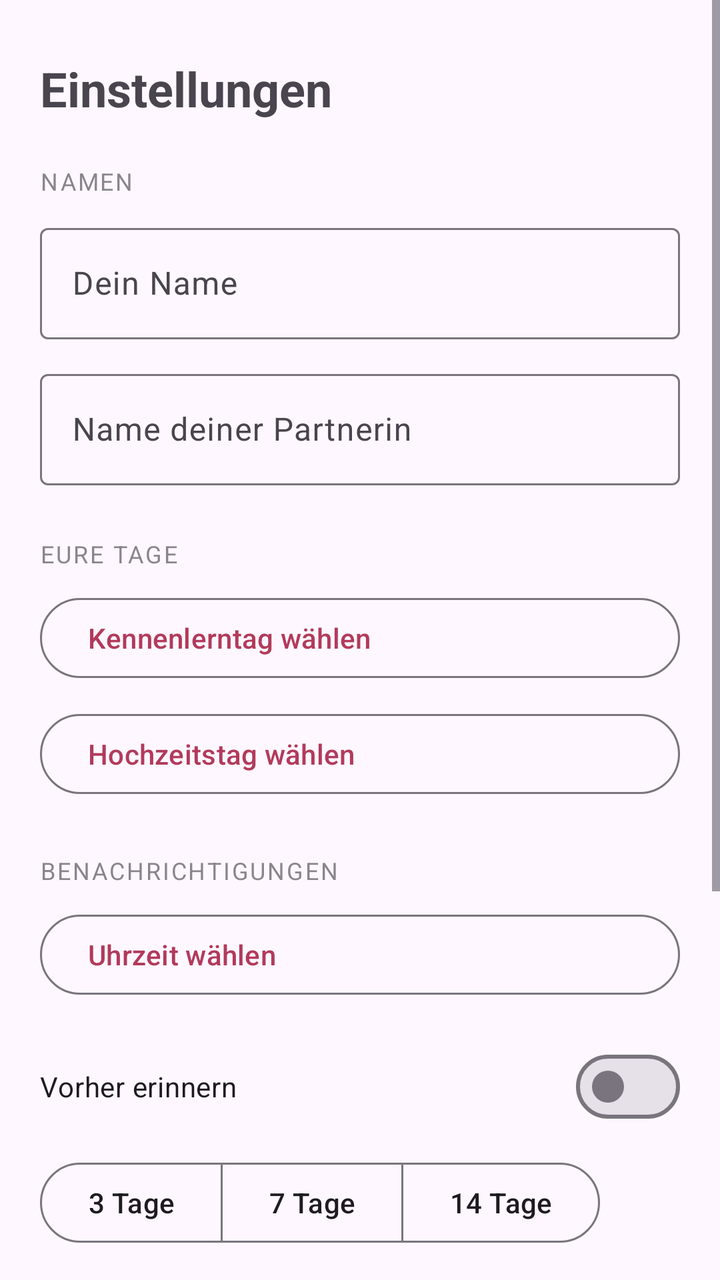
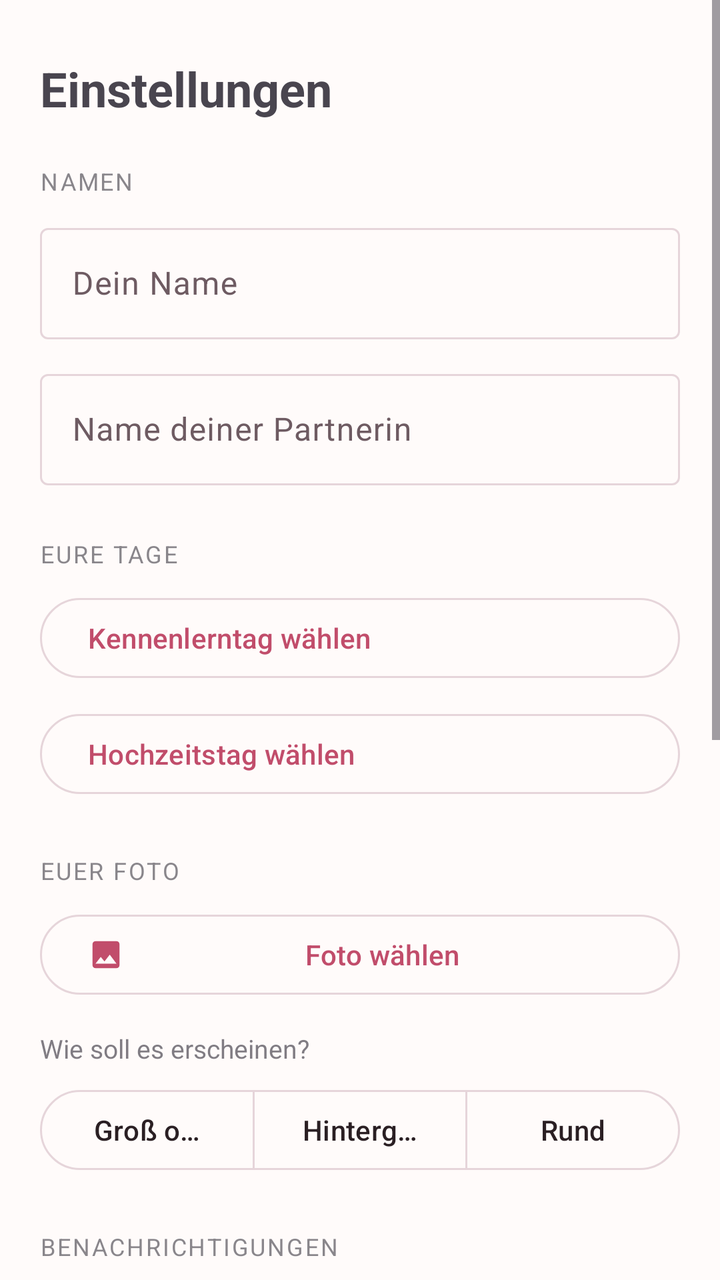

Two renders of the same Android screen: before a commit and after it. Below are the layout's source before the change and the commit's diff.
<!-- AndroidManifest.xml: application theme Theme.UnsereTage -->
<!-- res/layout/activity_settings.xml -->
<?xml version="1.0" encoding="utf-8"?>
<ScrollView xmlns:android="http://schemas.android.com/apk/res/android"
    xmlns:app="http://schemas.android.com/apk/res-auto"
    android:layout_width="match_parent"
    android:layout_height="match_parent"
    android:fillViewport="true">

    <LinearLayout
        android:layout_width="match_parent"
        android:layout_height="wrap_content"
        android:orientation="vertical"
        android:paddingStart="20dp"
        android:paddingEnd="20dp"
        android:paddingTop="28dp"
        android:paddingBottom="36dp">

        <TextView
            android:layout_width="match_parent"
            android:layout_height="wrap_content"
            android:textSize="24sp"
            android:textStyle="bold"
            android:text="Einstellungen" />

        <TextView
            android:layout_width="match_parent"
            android:layout_height="wrap_content"
            android:layout_marginTop="22dp"
            android:letterSpacing="0.08"
            android:textAllCaps="true"
            android:textSize="12sp"
            android:alpha="0.65"
            android:text="Namen" />

        <com.google.android.material.textfield.TextInputLayout
            style="@style/Widget.Material3.TextInputLayout.OutlinedBox"
            android:layout_width="match_parent"
            android:layout_height="wrap_content"
            android:layout_marginTop="10dp"
            android:hint="Dein Name">

            <com.google.android.material.textfield.TextInputEditText
                android:id="@+id/etNameSelf"
                android:layout_width="match_parent"
                android:layout_height="wrap_content"
                android:inputType="textPersonName|textCapWords"
                android:maxLines="1" />
        </com.google.android.material.textfield.TextInputLayout>

        <com.google.android.material.textfield.TextInputLayout
            style="@style/Widget.Material3.TextInputLayout.OutlinedBox"
            android:layout_width="match_parent"
            android:layout_height="wrap_content"
            android:layout_marginTop="12dp"
            android:hint="Name deiner Partnerin">

            <com.google.android.material.textfield.TextInputEditText
                android:id="@+id/etNamePartner"
                android:layout_width="match_parent"
                android:layout_height="wrap_content"
                android:inputType="textPersonName|textCapWords"
                android:maxLines="1" />
        </com.google.android.material.textfield.TextInputLayout>

        <TextView
            android:layout_width="match_parent"
            android:layout_height="wrap_content"
            android:layout_marginTop="26dp"
            android:letterSpacing="0.08"
            android:textAllCaps="true"
            android:textSize="12sp"
            android:alpha="0.65"
            android:text="Eure Tage" />

        <com.google.android.material.button.MaterialButton
            android:id="@+id/btnMeetDate"
            style="@style/Widget.Material3.Button.OutlinedButton"
            android:layout_width="match_parent"
            android:layout_height="wrap_content"
            android:layout_marginTop="10dp"
            android:gravity="start|center_vertical"
            android:text="Kennenlerntag wählen" />

        <com.google.android.material.button.MaterialButton
            android:id="@+id/btnWeddingDate"
            style="@style/Widget.Material3.Button.OutlinedButton"
            android:layout_width="match_parent"
            android:layout_height="wrap_content"
            android:layout_marginTop="10dp"
            android:gravity="start|center_vertical"
            android:text="Hochzeitstag wählen" />

        <TextView
            android:layout_width="match_parent"
            android:layout_height="wrap_content"
            android:layout_marginTop="26dp"
            android:letterSpacing="0.08"
            android:textAllCaps="true"
            android:textSize="12sp"
            android:alpha="0.65"
            android:text="Benachrichtigungen" />

        <com.google.android.material.button.MaterialButton
            android:id="@+id/btnTime"
            style="@style/Widget.Material3.Button.OutlinedButton"
            android:layout_width="match_parent"
            android:layout_height="wrap_content"
            android:layout_marginTop="10dp"
            android:gravity="start|center_vertical"
            android:text="Uhrzeit wählen" />

        <com.google.android.material.materialswitch.MaterialSwitch
            android:id="@+id/swPreWarn"
            android:layout_width="match_parent"
            android:layout_height="wrap_content"
            android:layout_marginTop="18dp"
            android:text="Vorher erinnern" />

        <com.google.android.material.button.MaterialButtonToggleGroup
            android:id="@+id/groupPreWarn"
            android:layout_width="wrap_content"
            android:layout_height="wrap_content"
            android:layout_marginTop="10dp"
            app:singleSelection="true"
            app:selectionRequired="true">

            <com.google.android.material.button.MaterialButton
                android:id="@+id/btnWarn3"
                style="?attr/materialButtonOutlinedStyle"
                android:layout_width="wrap_content"
                android:layout_height="wrap_content"
                android:text="3 Tage" />

            <com.google.android.material.button.MaterialButton
                android:id="@+id/btnWarn7"
                style="?attr/materialButtonOutlinedStyle"
                android:layout_width="wrap_content"
                android:layout_height="wrap_content"
                android:text="7 Tage" />

            <com.google.android.material.button.MaterialButton
                android:id="@+id/btnWarn14"
                style="?attr/materialButtonOutlinedStyle"
                android:layout_width="wrap_content"
                android:layout_height="wrap_content"
                android:text="14 Tage" />
        </com.google.android.material.button.MaterialButtonToggleGroup>

        <com.google.android.material.materialswitch.MaterialSwitch
            android:id="@+id/swMilestones"
            android:layout_width="match_parent"
            android:layout_height="wrap_content"
            android:layout_marginTop="18dp"
            android:text="Meilensteine (alle 1000 Tage)" />

        <com.google.android.material.materialswitch.MaterialSwitch
            android:id="@+id/swMonthly"
            android:layout_width="match_parent"
            android:layout_height="wrap_content"
            android:layout_marginTop="14dp"
            android:text="Monatsjubiläen" />

        <TextView
            android:id="@+id/tvExactHint"
            android:layout_width="match_parent"
            android:layout_height="wrap_content"
            android:layout_marginTop="18dp"
            android:textSize="13sp"
            android:alpha="0.65"
            android:lineSpacingExtra="2dp"
            android:visibility="gone" />

        <com.google.android.material.button.MaterialButton
            android:id="@+id/btnSave"
            android:layout_width="match_parent"
            android:layout_height="wrap_content"
            android:layout_marginTop="28dp"
            android:text="Speichern" />

        <com.google.android.material.button.MaterialButton
            android:id="@+id/btnTest"
            style="@style/Widget.Material3.Button.TextButton"
            android:layout_width="match_parent"
            android:layout_height="wrap_content"
            android:layout_marginTop="6dp"
            android:text="Testbenachrichtigung senden" />

    </LinearLayout>
</ScrollView>
<!-- resources referenced by this layout -->
<resources>
  <style name="Theme.UnsereTage" parent="Theme.Material3.DayNight.NoActionBar">
          <item name="colorPrimary">@color/rose</item>
          <item name="colorSecondary">@color/gold</item>
      </style>
  <color name="rose">#FFB23A5B</color>
  <color name="gold">#FFC08A3E</color>
</resources>

<!-- the commit's change to res/layout/activity_settings.xml (unified diff, before → after) -->
@@ -97,6 +97,100 @@
             android:textAllCaps="true"
             android:textSize="12sp"
             android:alpha="0.65"
+            android:text="Euer Foto" />
+
+        <LinearLayout
+            android:layout_width="match_parent"
+            android:layout_height="wrap_content"
+            android:layout_marginTop="10dp"
+            android:orientation="horizontal"
+            android:baselineAligned="false"
+            android:gravity="center_vertical">
+
+            <com.google.android.material.imageview.ShapeableImageView
+                android:id="@+id/ivPhotoPreview"
+                android:layout_width="64dp"
+                android:layout_height="64dp"
+                android:layout_marginEnd="14dp"
+                android:scaleType="centerCrop"
+                android:visibility="gone"
+                app:shapeAppearanceOverlay="@style/CircleImage"
+                android:contentDescription="Vorschau" />
+
+            <com.google.android.material.button.MaterialButton
+                android:id="@+id/btnPickPhoto"
+                style="@style/Widget.Material3.Button.OutlinedButton"
+                android:layout_width="0dp"
+                android:layout_weight="1"
+                android:layout_height="wrap_content"
+                app:icon="@drawable/ic_photo"
+                android:text="Foto wählen" />
+        </LinearLayout>
+
+        <TextView
+            android:layout_width="match_parent"
+            android:layout_height="wrap_content"
+            android:layout_marginTop="14dp"
+            android:textSize="13sp"
+            android:alpha="0.7"
+            android:text="Wie soll es erscheinen?" />
+
+        <com.google.android.material.button.MaterialButtonToggleGroup
+            android:id="@+id/groupPhotoStyle"
+            android:layout_width="match_parent"
+            android:layout_height="wrap_content"
+            android:layout_marginTop="8dp"
+            app:singleSelection="true"
+            app:selectionRequired="true">
+
+            <com.google.android.material.button.MaterialButton
+                android:id="@+id/btnStyleBanner"
+                style="?attr/materialButtonOutlinedStyle"
+                android:layout_width="0dp"
+                android:layout_weight="1"
+                android:layout_height="wrap_content"
+                android:insetLeft="0dp"
+                android:insetRight="0dp"
+                android:text="Groß oben" />
+
+            <com.google.android.material.button.MaterialButton
+                android:id="@+id/btnStyleBackground"
+                style="?attr/materialButtonOutlinedStyle"
+                android:layout_width="0dp"
+                android:layout_weight="1"
+                android:layout_height="wrap_content"
+                android:insetLeft="0dp"
+                android:insetRight="0dp"
+                android:text="Hintergrund" />
+
+            <com.google.android.material.button.MaterialButton
+                android:id="@+id/btnStyleAvatar"
+                style="?attr/materialButtonOutlinedStyle"
+                android:layout_width="0dp"
+                android:layout_weight="1"
+                android:layout_height="wrap_content"
+                android:insetLeft="0dp"
+                android:insetRight="0dp"
+                android:text="Rund" />
+        </com.google.android.material.button.MaterialButtonToggleGroup>
+
+        <com.google.android.material.button.MaterialButton
+            android:id="@+id/btnRemovePhoto"
+            style="@style/Widget.Material3.Button.TextButton"
+            android:layout_width="wrap_content"
+            android:layout_height="wrap_content"
+            android:layout_marginTop="4dp"
+            android:visibility="gone"
+            android:text="Foto entfernen" />
+
+        <TextView
+            android:layout_width="match_parent"
+            android:layout_height="wrap_content"
+            android:layout_marginTop="26dp"
+            android:letterSpacing="0.08"
+            android:textAllCaps="true"
+            android:textSize="12sp"
+            android:alpha="0.65"
             android:text="Benachrichtigungen" />
 
         <com.google.android.material.button.MaterialButton
<!-- resource entries referenced after the edit -->
@@ -1,10 +1,42 @@
 <!-- resources referenced by this layout -->
 <resources>
+  <!-- drawable ic_photo (drawable) -->
+  <?xml version="1.0" encoding="utf-8"?>
+  <vector xmlns:android="http://schemas.android.com/apk/res/android"
+      android:width="24dp"
+      android:height="24dp"
+      android:viewportWidth="24"
+      android:viewportHeight="24"
+      android:tint="?attr/colorPrimary">
+      <path
+          android:fillColor="#FF000000"
+          android:pathData="M21,19V5c0,-1.1 -0.9,-2 -2,-2H5c-1.1,0 -2,0.9 -2,2v14c0,1.1 0.9,2 2,2h14c1.1,0 2,-0.9 2,-2zM8.5,13.5l2.5,3.01L14.5,12l4.5,6H5l3.5,-4.5z" />
+  </vector>
+  <style name="CircleImage">
+          <item name="cornerFamily">rounded</item>
+          <item name="cornerSize">50%</item>
+      </style>
   <style name="Theme.UnsereTage" parent="Theme.Material3.DayNight.NoActionBar">
           <item name="colorPrimary">@color/rose</item>
+          <item name="colorOnPrimary">#FFFFFFFF</item>
           <item name="colorSecondary">@color/gold</item>
+          <item name="colorOnSecondary">#FF2A1F23</item>
+          <item name="android:colorBackground">@color/bg</item>
+          <item name="colorSurface">@color/surface</item>
+          <item name="colorSurfaceVariant">@color/surface_soft</item>
+          <item name="colorOnSurface">@color/ink</item>
+          <item name="colorOnSurfaceVariant">@color/ink_soft</item>
+          <item name="colorOutline">@color/outline</item>
+          <item name="android:statusBarColor">@android:color/transparent</item>
+          <item name="android:windowTranslucentStatus">true</item>
       </style>
-  <color name="rose">#FFB23A5B</color>
-  <color name="gold">#FFC08A3E</color>
+  <color name="rose">#FFC14D6B</color>
+  <color name="gold">#FFD8A657</color>
+  <color name="bg">#FFFFFBFA</color>
+  <color name="surface">#FFFFFFFF</color>
+  <color name="surface_soft">#FFF8EFF2</color>
+  <color name="ink">#FF2A1F23</color>
+  <color name="ink_soft">#FF6E5B62</color>
+  <color name="outline">#FFE6D5DA</color>
 </resources>
 
